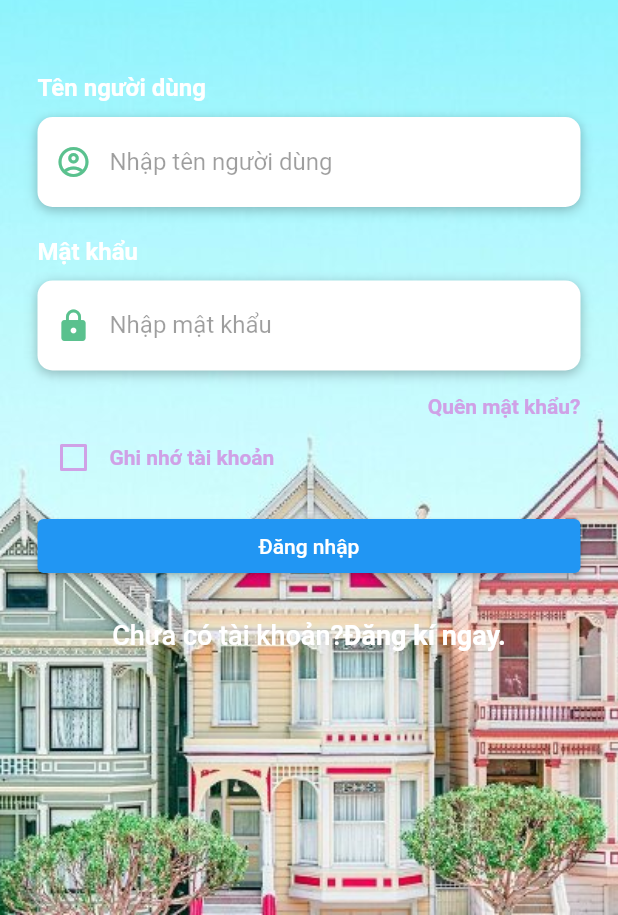
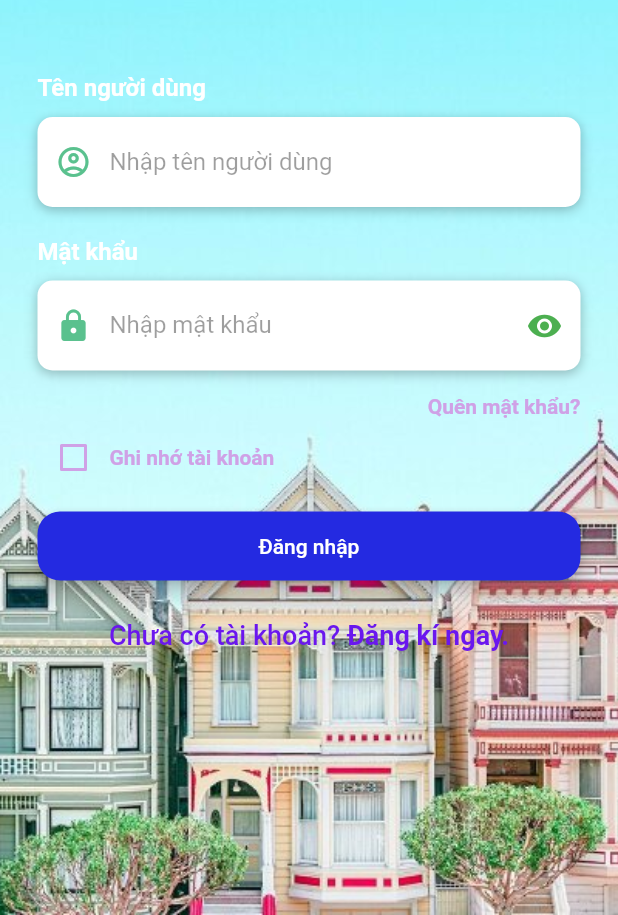
Before and after one commit to luonghv-31/ZeeHome, a Flutter app: the screen it shows after launch, on a phone screen of 412 x 824 dp, the part 321-1236 px from its top. Run offline on Flutter 3.47's test engine with Material 2 defaults, Android fonts, the phone set to English and light mode, and no system bars.

Commit message:
update login

```diff
--- a/lib/screens/loginScreen.dart
+++ b/lib/screens/loginScreen.dart
@@ -13,6 +13,7 @@ class LoginScreen extends StatefulWidget {
 class _LoginScreenState extends State<LoginScreen> {
 
 bool isRememberMe = false;
+bool isShowHidePass = true;
 
   Widget buildEmail(){
   return Column(
@@ -95,10 +96,11 @@ Widget buildPassword(){
         height: 60,
         // ignore: prefer_const_constructors
         child: TextField(
-          obscureText: true,
+          obscureText: isShowHidePass,
           style: TextStyle(
             color: Colors.black87
           ),
+
           decoration: InputDecoration(
             border: InputBorder.none,
             contentPadding: EdgeInsets.only(top:14),
@@ -110,12 +112,25 @@ Widget buildPassword(){
             hintText: 'Nhập mật khẩu',
             hintStyle: TextStyle(
               color: Colors.black38
-            )
+            ),
+            suffixIcon: showHidePass(),
           ),
         ),
       )
     ],
   );
+}
+
+Widget showHidePass(){
+  return IconButton(
+    onPressed: (){
+      setState(() {
+        isShowHidePass = !isShowHidePass;
+      });
+    },
+    icon: isShowHidePass ? Icon(Icons.visibility) : Icon(Icons.visibility_off),
+    color: Colors.green,
+    );
 }
 
 Widget buidForgotPassBtn() {
@@ -176,8 +191,13 @@ Widget buildLoginBtn(){
     padding: EdgeInsets.symmetric(vertical: 25),
     width: double.infinity,
     child: ElevatedButton(
-    style: ButtonStyle(
-
+    style: ElevatedButton.styleFrom(
+      elevation: 5,
+      padding: EdgeInsets.all(15),
+      shape: RoundedRectangleBorder(
+        borderRadius: BorderRadius.circular(15)
+      ),
+      backgroundColor: Color(0xFF242AE1)
     ),
 
     onPressed: () { },
@@ -194,15 +214,15 @@ Widget buildAccout() {
           TextSpan(
           text: 'Chưa có tài khoản?',
           style: TextStyle(
-          color: Colors.white,
+          color: Color.fromARGB(255, 106, 23, 238),
           fontSize: 18,
           fontWeight: FontWeight.w500,
             ),
           ),
           TextSpan(
-            text: 'Đăng kí ngay.',
+            text: ' Đăng kí ngay.',
             style: TextStyle(
-              color: Colors.white,
+              color: Color.fromARGB(255, 106, 23, 238),
               fontSize: 18,
               fontWeight: FontWeight.bold,
             ),
```
Also changed, not shown: lib/screens/signUpScreen.dart (added), 1 other file.
